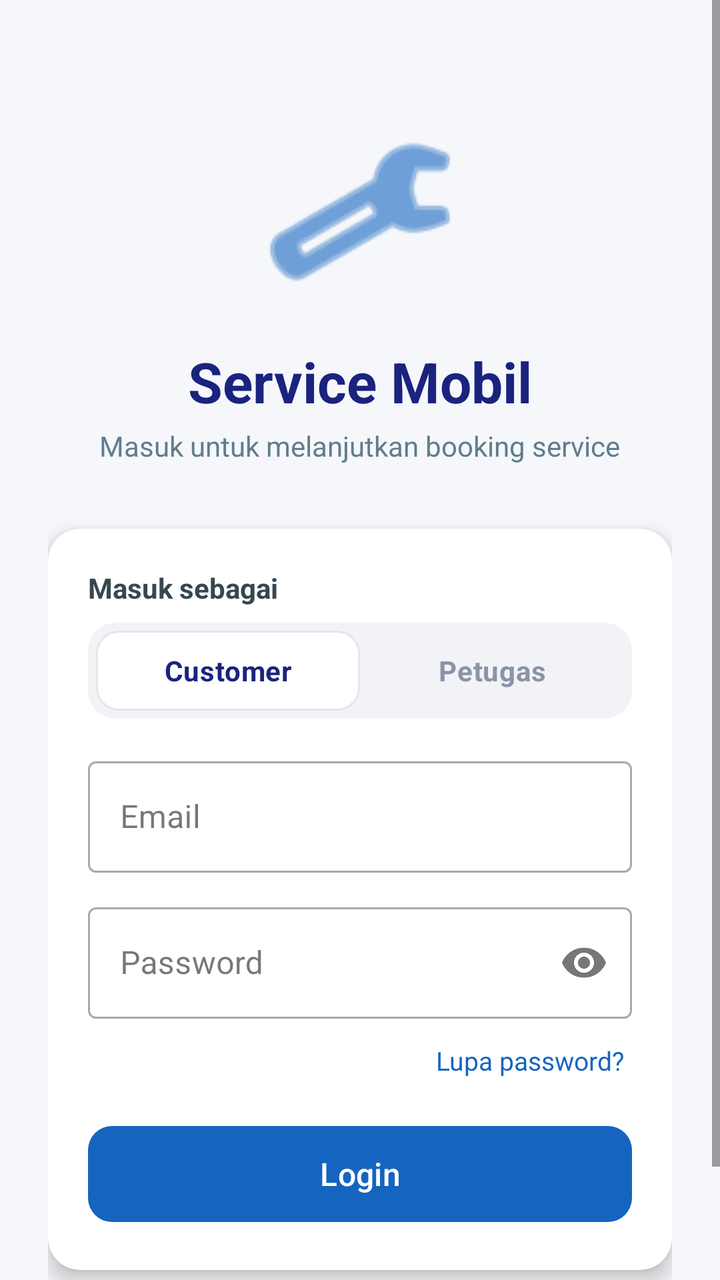
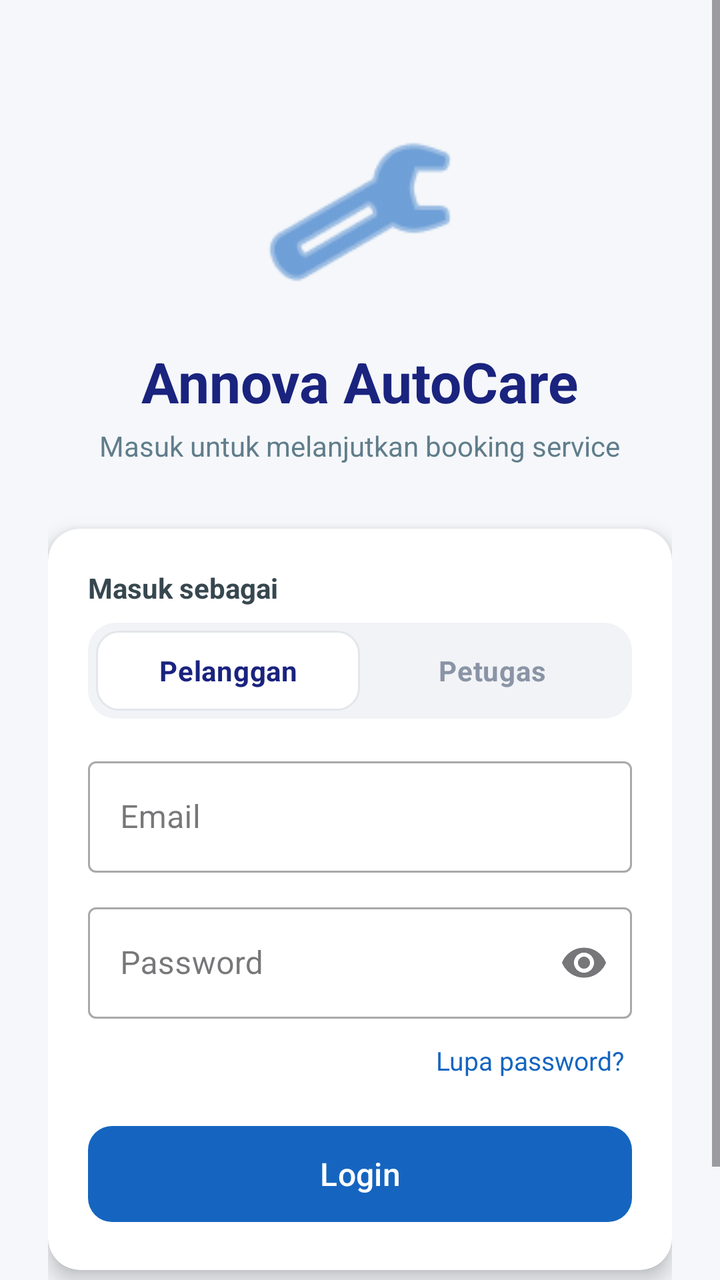

An Android layout rendered at two revisions. The XML below is the earlier revision; the diff shows what the commit changed to produce the second picture.
<!-- AndroidManifest.xml: application theme Theme.MobileProject -->
<!-- res/layout/activity_login.xml -->
<?xml version="1.0" encoding="utf-8"?>
<ScrollView xmlns:android="http://schemas.android.com/apk/res/android"
    xmlns:app="http://schemas.android.com/apk/res-auto"
    xmlns:tools="http://schemas.android.com/tools"
    android:layout_width="match_parent"
    android:layout_height="match_parent"
    android:background="#F5F7FA"
    android:fillViewport="true"
    android:id="@+id/main"
    tools:context=".LoginActivity">

    <LinearLayout
        android:layout_width="match_parent"
        android:layout_height="wrap_content"
        android:gravity="center_horizontal"
        android:orientation="vertical"
        android:padding="24dp">

        
        <ImageView
            android:id="@+id/imgLogo"
            android:layout_width="100dp"
            android:layout_height="100dp"
            android:layout_marginTop="32dp"
            android:contentDescription="Logo aplikasi"
            android:src="@android:drawable/ic_menu_manage"
            app:tint="#1565C0" />

        
        <TextView
            android:id="@+id/tvTitle"
            android:layout_width="wrap_content"
            android:layout_height="wrap_content"
            android:layout_marginTop="16dp"
            android:text="Service Mobil"
            android:textColor="#1A237E"
            android:textSize="28sp"
            android:textStyle="bold" />

        <TextView
            android:id="@+id/tvSubtitle"
            android:layout_width="wrap_content"
            android:layout_height="wrap_content"
            android:layout_marginTop="4dp"
            android:text="Masuk untuk melanjutkan booking service"
            android:textColor="#607D8B"
            android:textSize="14sp" />

        
        <androidx.cardview.widget.CardView
            android:layout_width="match_parent"
            android:layout_height="wrap_content"
            android:layout_marginTop="32dp"
            app:cardCornerRadius="16dp"
            app:cardElevation="6dp">

            <LinearLayout
                android:layout_width="match_parent"
                android:layout_height="wrap_content"
                android:orientation="vertical"
                android:padding="20dp">

                
                <TextView
                    android:layout_width="wrap_content"
                    android:layout_height="wrap_content"
                    android:text="Masuk sebagai"
                    android:textColor="#37474F"
                    android:textSize="14sp"
                    android:textStyle="bold" />

                <RadioGroup
                    android:id="@+id/rgRole"
                    android:layout_width="match_parent"
                    android:layout_height="48dp"
                    android:layout_marginTop="8dp"
                    android:background="@drawable/bg_role_track"
                    android:orientation="horizontal"
                    android:padding="4dp">

                    <RadioButton
                        android:id="@+id/rbCustomer"
                        android:layout_width="0dp"
                        android:layout_height="match_parent"
                        android:layout_weight="1"
                        android:background="@drawable/bg_role_selector"
                        android:button="@null"
                        android:checked="true"
                        android:gravity="center"
                        android:text="Customer"
                        android:textColor="@color/role_text_color"
                        android:textSize="14sp"
                        android:textStyle="bold" />

                    <RadioButton
                        android:id="@+id/rbPetugas"
                        android:layout_width="0dp"
                        android:layout_height="match_parent"
                        android:layout_weight="1"
                        android:background="@drawable/bg_role_selector"
                        android:button="@null"
                        android:gravity="center"
                        android:text="Petugas"
                        android:textColor="@color/role_text_color"
                        android:textSize="14sp"
                        android:textStyle="bold" />
                </RadioGroup>

                
                <com.google.android.material.textfield.TextInputLayout
                    android:id="@+id/tilEmail"
                    style="@style/Widget.MaterialComponents.TextInputLayout.OutlinedBox"
                    android:layout_width="match_parent"
                    android:layout_height="wrap_content"
                    android:layout_marginTop="16dp"
                    android:hint="Email">

                    <com.google.android.material.textfield.TextInputEditText
                        android:id="@+id/etEmail"
                        android:layout_width="match_parent"
                        android:layout_height="wrap_content"
                        android:inputType="textEmailAddress"
                        android:maxLines="1" />
                </com.google.android.material.textfield.TextInputLayout>

                
                <com.google.android.material.textfield.TextInputLayout
                    android:id="@+id/tilPassword"
                    style="@style/Widget.MaterialComponents.TextInputLayout.OutlinedBox"
                    android:layout_width="match_parent"
                    android:layout_height="wrap_content"
                    android:layout_marginTop="12dp"
                    android:hint="Password"
                    app:endIconMode="password_toggle">

                    <com.google.android.material.textfield.TextInputEditText
                        android:id="@+id/etPassword"
                        android:layout_width="match_parent"
                        android:layout_height="wrap_content"
                        android:inputType="textPassword"
                        android:maxLines="1" />
                </com.google.android.material.textfield.TextInputLayout>

                
                <TextView
                    android:id="@+id/tvLupaPassword"
                    android:layout_width="wrap_content"
                    android:layout_height="wrap_content"
                    android:layout_gravity="end"
                    android:layout_marginTop="8dp"
                    android:padding="4dp"
                    android:text="Lupa password?"
                    android:textColor="#1565C0"
                    android:textSize="13sp" />

                
                <com.google.android.material.button.MaterialButton
                    android:id="@+id/btnLogin"
                    android:layout_width="match_parent"
                    android:layout_height="56dp"
                    android:layout_marginTop="16dp"
                    android:text="Login"
                    android:textAllCaps="false"
                    android:textSize="16sp"
                    app:backgroundTint="#1565C0"
                    app:cornerRadius="12dp" />

                <ProgressBar
                    android:id="@+id/progressBar"
                    android:layout_width="wrap_content"
                    android:layout_height="wrap_content"
                    android:layout_gravity="center_horizontal"
                    android:layout_marginTop="12dp"
                    android:visibility="gone" />
            </LinearLayout>
        </androidx.cardview.widget.CardView>

        
        <LinearLayout
            android:id="@+id/layoutDaftar"
            android:layout_width="wrap_content"
            android:layout_height="wrap_content"
            android:layout_marginTop="24dp"
            android:orientation="horizontal">

            <TextView
                android:layout_width="wrap_content"
                android:layout_height="wrap_content"
                android:text="Belum punya akun? "
                android:textColor="#607D8B" />

            <TextView
                android:id="@+id/tvDaftar"
                android:layout_width="wrap_content"
                android:layout_height="wrap_content"
                android:text="Daftar"
                android:textColor="#1565C0"
                android:textStyle="bold" />
        </LinearLayout>

    </LinearLayout>
</ScrollView>
<!-- resources referenced by this layout -->
<resources>
  <!-- drawable bg_role_selector (drawable) -->
  <?xml version="1.0" encoding="utf-8"?>
  <selector xmlns:android="http://schemas.android.com/apk/res/android">
      <item android:drawable="@drawable/bg_role_selected" android:state_checked="true" />
      <item android:drawable="@android:color/transparent" />
  </selector>
  <!-- drawable bg_role_track (drawable) -->
  <?xml version="1.0" encoding="utf-8"?>
  <shape xmlns:android="http://schemas.android.com/apk/res/android"
      android:shape="rectangle">
      <solid android:color="#F1F3F6" />
      <corners android:radius="14dp" />
  </shape>
  <style name="Theme.MobileProject" parent="Base.Theme.MobileProject" />
  <!-- drawable bg_role_selected (drawable) -->
  <?xml version="1.0" encoding="utf-8"?>
  <shape xmlns:android="http://schemas.android.com/apk/res/android"
      android:shape="rectangle">
      <solid android:color="#FFFFFF" />
      <stroke
          android:width="1dp"
          android:color="#E3E7EC" />
      <corners android:radius="11dp" />
  </shape>
  <style name="Base.Theme.MobileProject" parent="Theme.Material3.DayNight.NoActionBar">
          
          
      </style>
</resources>

<!-- the commit's change to res/layout/activity_login.xml (unified diff, before → after) -->
@@ -23,7 +23,7 @@
             android:layout_height="100dp"
             android:layout_marginTop="32dp"
             android:contentDescription="Logo aplikasi"
-            android:src="@android:drawable/ic_menu_manage"
+            android:src="@android:drawable/ic_menu_preferences"
             app:tint="#1565C0" />
 
         
@@ -32,7 +32,7 @@
             android:layout_width="wrap_content"
             android:layout_height="wrap_content"
             android:layout_marginTop="16dp"
-            android:text="Service Mobil"
+            android:text="Annova AutoCare"
             android:textColor="#1A237E"
             android:textSize="28sp"
             android:textStyle="bold" />
@@ -87,7 +87,7 @@
                         android:button="@null"
                         android:checked="true"
                         android:gravity="center"
-                        android:text="Customer"
+                        android:text="Pelanggan"
                         android:textColor="@color/role_text_color"
                         android:textSize="14sp"
                         android:textStyle="bold" />
